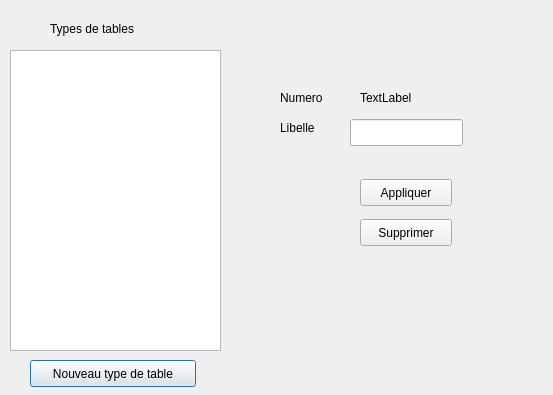
The window that chrysalide/gerertypestables.ui (chrysalideProject/chrysalideProject) describes before a commit, drawn with Qt 5.
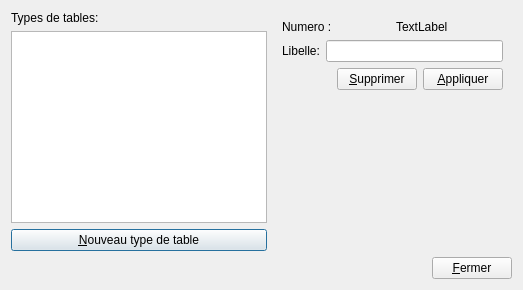
The same window after the commit.

Commit message: Correction de bugs sur la gestion des types de table

The edit to the form file:
```diff
--- a/chrysalide/gerertypestables.ui
+++ b/chrysalide/gerertypestables.ui
@@ -6,134 +6,150 @@
    <rect>
     <x>0</x>
     <y>0</y>
-    <width>553</width>
-    <height>395</height>
+    <width>523</width>
+    <height>290</height>
    </rect>
   </property>
   <property name="windowTitle">
    <string>Gérer les types de tables</string>
   </property>
-  <widget class="QListWidget" name="listeTypesTables">
-   <property name="geometry">
-    <rect>
-     <x>10</x>
-     <y>50</y>
-     <width>211</width>
-     <height>301</height>
-    </rect>
-   </property>
-  </widget>
-  <widget class="QPushButton" name="nouveauTypeTableButton">
-   <property name="geometry">
-    <rect>
-     <x>30</x>
-     <y>360</y>
-     <width>166</width>
-     <height>27</height>
-    </rect>
-   </property>
-   <property name="text">
-    <string>Nouveau type de table</string>
-   </property>
-  </widget>
-  <widget class="QLabel" name="label">
-   <property name="geometry">
-    <rect>
-     <x>50</x>
-     <y>20</y>
-     <width>101</width>
-     <height>17</height>
-    </rect>
-   </property>
-   <property name="text">
-    <string>Types de tables</string>
-   </property>
-  </widget>
-  <widget class="QWidget" name="typeTableView" native="true">
-   <property name="geometry">
-    <rect>
-     <x>250</x>
-     <y>79</y>
-     <width>291</width>
-     <height>211</height>
-    </rect>
-   </property>
-   <widget class="QLabel" name="numeroLabel">
-    <property name="geometry">
-     <rect>
-      <x>110</x>
-      <y>10</y>
-      <width>62</width>
-      <height>17</height>
-     </rect>
-    </property>
-    <property name="text">
-     <string>TextLabel</string>
-    </property>
-   </widget>
-   <widget class="QLineEdit" name="libelleLineEdit">
-    <property name="geometry">
-     <rect>
-      <x>100</x>
-      <y>40</y>
-      <width>113</width>
-      <height>27</height>
-     </rect>
-    </property>
-   </widget>
-   <widget class="QLabel" name="label_2">
-    <property name="geometry">
-     <rect>
-      <x>30</x>
-      <y>10</y>
-      <width>62</width>
-      <height>17</height>
-     </rect>
-    </property>
-    <property name="text">
-     <string>Numero</string>
-    </property>
-   </widget>
-   <widget class="QLabel" name="label_3">
-    <property name="geometry">
-     <rect>
-      <x>30</x>
-      <y>40</y>
-      <width>62</width>
-      <height>17</height>
-     </rect>
-    </property>
-    <property name="text">
-     <string>Libelle</string>
-    </property>
-   </widget>
-   <widget class="QPushButton" name="appliquerPushButton">
-    <property name="geometry">
-     <rect>
-      <x>110</x>
-      <y>100</y>
-      <width>92</width>
-      <height>27</height>
-     </rect>
-    </property>
-    <property name="text">
-     <string>Appliquer</string>
-    </property>
-   </widget>
-   <widget class="QPushButton" name="supprimerButton">
-    <property name="geometry">
-     <rect>
-      <x>110</x>
-      <y>140</y>
-      <width>92</width>
-      <height>27</height>
-     </rect>
-    </property>
-    <property name="text">
-     <string>Supprimer</string>
-    </property>
-   </widget>
-  </widget>
+  <layout class="QVBoxLayout" name="verticalLayout_4">
+   <item>
+    <layout class="QHBoxLayout" name="horizontalLayout_4">
+     <item>
+      <layout class="QVBoxLayout" name="verticalLayout">
+       <item>
+        <widget class="QLabel" name="label">
+         <property name="text">
+          <string>Types de tables:</string>
+         </property>
+        </widget>
+       </item>
+       <item>
+        <widget class="QListWidget" name="listeTypesTables"/>
+       </item>
+       <item>
+        <widget class="QPushButton" name="nouveauTypeTableButton">
+         <property name="text">
+          <string>&amp;Nouveau type de table</string>
+         </property>
+        </widget>
+       </item>
+      </layout>
+     </item>
+     <item>
+      <layout class="QVBoxLayout" name="verticalLayout_3">
+       <item>
+        <widget class="QWidget" name="typeTableView" native="true">
+         <layout class="QVBoxLayout" name="verticalLayout_2">
+          <item>
+           <layout class="QHBoxLayout" name="horizontalLayout">
+            <item>
+             <widget class="QLabel" name="label_2">
+              <property name="text">
+               <string>Numero :</string>
+              </property>
+             </widget>
+            </item>
+            <item>
+             <widget class="QLabel" name="numeroLabel">
+              <property name="text">
+               <string>TextLabel</string>
+              </property>
+             </widget>
+            </item>
+           </layout>
+          </item>
+          <item>
+           <layout class="QHBoxLayout" name="horizontalLayout_2">
+            <item>
+             <widget class="QLabel" name="label_3">
+              <property name="text">
+               <string>Libelle:</string>
+              </property>
+             </widget>
+            </item>
+            <item>
+             <widget class="QLineEdit" name="libelleLineEdit"/>
+            </item>
+           </layout>
+          </item>
+          <item>
+           <layout class="QHBoxLayout" name="horizontalLayout_3">
+            <item>
+             <spacer name="horizontalSpacer">
+              <property name="orientation">
+               <enum>Qt::Horizontal</enum>
+              </property>
+              <property name="sizeHint" stdset="0">
+               <size>
+                <width>40</width>
+                <height>20</height>
+               </size>
+              </property>
+             </spacer>
+            </item>
+            <item>
+             <widget class="QPushButton" name="supprimerButton">
+              <property name="text">
+               <string>&amp;Supprimer</string>
+              </property>
+             </widget>
+            </item>
+            <item>
+             <widget class="QPushButton" name="appliquerPushButton">
+              <property name="text">
+               <string>&amp;Appliquer</string>
+              </property>
+             </widget>
+            </item>
+           </layout>
+          </item>
+         </layout>
+        </widget>
+       </item>
+       <item>
+        <spacer name="verticalSpacer">
+         <property name="orientation">
+          <enum>Qt::Vertical</enum>
+         </property>
+         <property name="sizeHint" stdset="0">
+          <size>
+           <width>20</width>
+           <height>40</height>
+          </size>
+         </property>
+        </spacer>
+       </item>
+      </layout>
+     </item>
+    </layout>
+   </item>
+   <item>
+    <layout class="QHBoxLayout" name="horizontalLayout_5">
+     <item>
+      <spacer name="horizontalSpacer_2">
+       <property name="orientation">
+        <enum>Qt::Horizontal</enum>
+       </property>
+       <property name="sizeHint" stdset="0">
+        <size>
+         <width>40</width>
+         <height>20</height>
+        </size>
+       </property>
+      </spacer>
+     </item>
+     <item>
+      <widget class="QPushButton" name="pushButtonQuitter">
+       <property name="text">
+        <string>&amp;Fermer</string>
+       </property>
+      </widget>
+     </item>
+    </layout>
+   </item>
+  </layout>
  </widget>
  <resources/>
  <connections/>
```
The commit also changes 6 other files.
